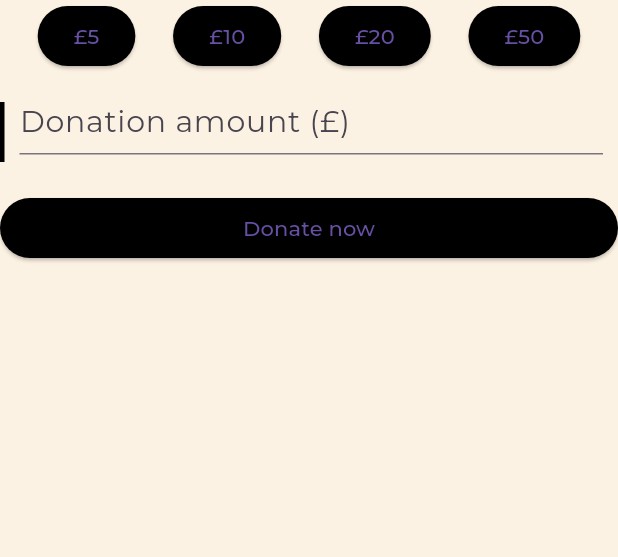
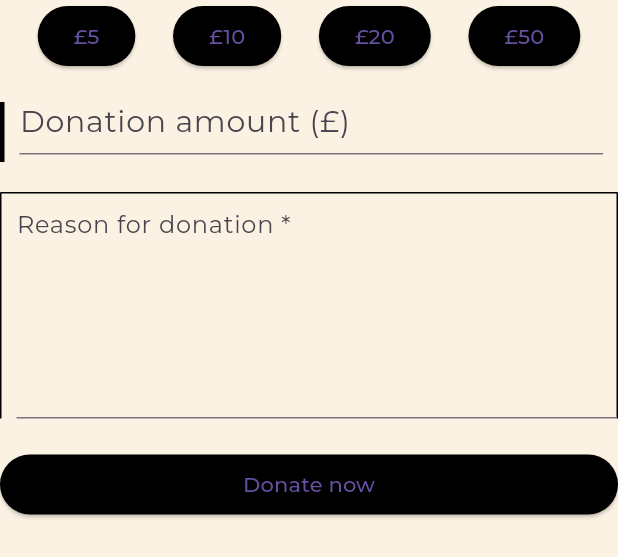
Before and after one commit to amaanaliakhtar/CharityAppFYP, a Flutter app: the DonationInput widget shown alone on an empty page, opened directly with empty values, on a phone screen of 412 x 824 dp. Shown: the top 557 px of the screen. Run offline on Flutter 3.47's test engine with Material 3 defaults, Android fonts, the phone set to English and light mode, and no system bars; our stand-ins replace cloud_firestore, firebase_auth, firebase_core, firebase_storage, google_fonts, percent_indicator; missing offline and left inert: firebase_ui_auth; accounts and stored records are empty.

Commit message:
post donation set up and working

```diff
--- /dev/null
+++ b/lib/screens/donation/donation_class.dart
@@ -0,0 +1,24 @@
+class Donation {
+  final String projectId;
+  final String userId;
+  final String reason;
+  final DateTime timestamp;
+  final double amount;
+
+  Donation(
+      {required this.projectId,
+      required this.userId,
+      required this.reason,
+      required this.timestamp,
+      required this.amount});
+
+  Map<String, dynamic> toMap() {
+    return {
+      'projectId': projectId,
+      'userId': userId,
+      'reason': reason,
+      'timestamp': timestamp,
+      'amount': amount
+    };
+  }
+}
--- a/lib/screens/projects/project_details.dart
+++ b/lib/screens/projects/project_details.dart
@@ -1,4 +1,7 @@
+import 'package:charity_app/screens/donation/donation_class.dart';
 import 'package:charity_app/screens/projects/project_class.dart';
+import 'package:firebase_auth/firebase_auth.dart';
+import 'package:firebase_core/firebase_core.dart';
 import 'package:flutter/material.dart';
 import 'package:cloud_firestore/cloud_firestore.dart';
 import 'package:firebase_storage/firebase_storage.dart';
@@ -234,7 +237,8 @@ class DonationInput extends StatefulWidget {
 }
 
 class _DonationInputState extends State<DonationInput> {
-  TextEditingController _controller = TextEditingController();
+  TextEditingController _donationController = TextEditingController();
+  TextEditingController _reasonController = TextEditingController();
   late String _donationAmount = "";
 
   @override
@@ -244,7 +248,8 @@ class _DonationInputState extends State<DonationInput> {
 
   @override
   void dispose() {
-    _controller.dispose();
+    _donationController.dispose();
+    _reasonController.dispose();
     super.dispose();
   }
 
@@ -259,7 +264,7 @@ class _DonationInputState extends State<DonationInput> {
               onPressed: () {
                 setState(() {
                   _donationAmount = "5.00";
-                  _controller.text = _donationAmount;
+                  _donationController.text = _donationAmount;
                 });
               },
               style: ElevatedButton.styleFrom(backgroundColor: Colors.black),
@@ -269,7 +274,7 @@ class _DonationInputState extends State<DonationInput> {
               onPressed: () {
                 setState(() {
                   _donationAmount = "10.00";
-                  _controller.text = _donationAmount;
+                  _donationController.text = _donationAmount;
                 });
               },
               style: ElevatedButton.styleFrom(backgroundColor: Colors.black),
@@ -279,7 +284,7 @@ class _DonationInputState extends State<DonationInput> {
               onPressed: () {
                 setState(() {
                   _donationAmount = "20.00";
-                  _controller.text = _donationAmount;
+                  _donationController.text = _donationAmount;
                 });
               },
               style: ElevatedButton.styleFrom(backgroundColor: Colors.black),
@@ -289,7 +294,7 @@ class _DonationInputState extends State<DonationInput> {
               onPressed: () {
                 setState(() {
                   _donationAmount = "50.00";
-                  _controller.text = _donationAmount;
+                  _donationController.text = _donationAmount;
                 });
               },
               style: ElevatedButton.styleFrom(backgroundColor: Colors.black),
@@ -316,7 +321,30 @@ class _DonationInputState extends State<DonationInput> {
               onChanged: (v) => setState(() {
                 _donationAmount = v;
               }),
-              controller: _controller,
+              controller: _donationController,
+            ),
+          ),
+        ),
+        const SizedBox(
+          height: 20,
+        ),
+        Container(
+          padding: EdgeInsets.only(left: 10),
+          decoration: const BoxDecoration(
+            border: Border(
+              left: BorderSide(width: 1),
+              top: BorderSide(width: 1),
+              right: BorderSide(width: 1),
+            ),
+          ),
+          child: SizedBox(
+            height: 150,
+            child: TextField(
+              maxLines: null, // Set this
+              expands: true, // and this
+              keyboardType: TextInputType.multiline,
+              decoration: InputDecoration(hintText: "Reason for donation *"),
+              controller: _reasonController,
             ),
           ),
         ),
@@ -327,14 +355,21 @@ class _DonationInputState extends State<DonationInput> {
           width: double.infinity,
           child: ElevatedButton(
             onPressed: () {
-              FirebaseFirestore.instance
-                  .collection('projects')
-                  .doc(widget.project.id)
-                  .update({
-                'currentDonation': updateDonation(
-                    widget.project.currentDonation, _donationAmount)
-              });
+              postProject(widget.project.id, widget.project.currentDonation,
+                  _donationAmount);
+
               widget.notifyParent(); //refresh the parent widget
+
+              String userId = getUser();
+
+              Donation donation = Donation(
+                  projectId: widget.project.id,
+                  userId: userId,
+                  reason: _reasonController.text,
+                  timestamp: DateTime.now(),
+                  amount: double.parse(_donationAmount));
+
+              postDonation(donation);
             },
             style: ElevatedButton.styleFrom(backgroundColor: Colors.black),
             child: const Text('Donate now'),
@@ -348,3 +383,28 @@ class _DonationInputState extends State<DonationInput> {
 double updateDonation(currentDonation, donationAmount) {
   return currentDonation + double.parse(donationAmount);
 }
+
+String getUser() {
+  final User? user = FirebaseAuth.instance.currentUser;
+
+  if (user != null) {
+    String uid = user.uid;
+
+    return uid;
+  }
+  return '';
+}
+
+void postProject(projectId, currentDonation, donationAmount) {
+  FirebaseFirestore.instance.collection('projects').doc(projectId).update(
+      {'currentDonation': updateDonation(currentDonation, donationAmount)});
+}
+
+void postDonation(Donation donation) {
+  FirebaseFirestore db = FirebaseFirestore.instance;
+
+  db
+      .collection("donations")
+      .add(donation.toMap())
+      .catchError((error) => print('Error: ' + error));
+}
```
Also changed, not shown: lib/screens/projects/project_class.dart (+0 -25 lines), lib/screens/donation/successful_donation.dart (added).
